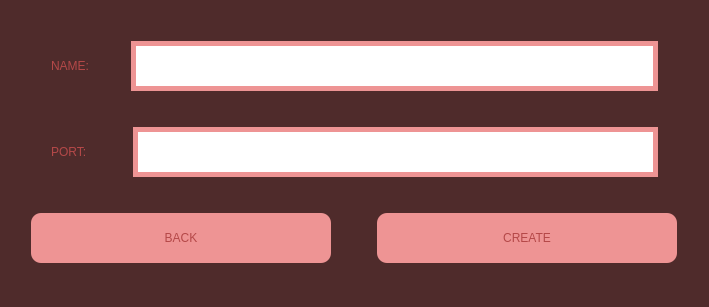
First picture: the form in MATFWars/create.ui, repository Divljo31/MATFWars, before the edit.
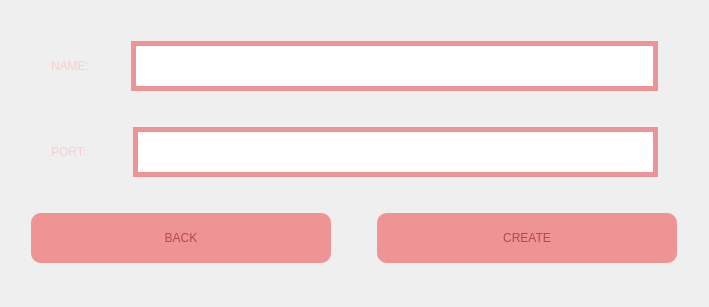
Second picture: the form after the edit. Icons and pictures are not drawn.

Patch:
```diff
--- a/MATFWars/create.ui
+++ b/MATFWars/create.ui
@@ -27,7 +27,7 @@
   </property>
   <property name="styleSheet">
    <string notr="true">#Create{
-background-color: rgb(79, 43, 43);
+	border-image: url(:/background/background2.jpg);
 }</string>
   </property>
   <layout class="QVBoxLayout" name="verticalLayout">
@@ -53,7 +53,7 @@
       <widget class="QLabel" name="name_label">
        <property name="styleSheet">
         <string notr="true">font: 600 20pt &quot;URW Bookman&quot;;
-color: rgb(180, 72, 72);
+color: rgb(246, 206, 206);
 
 </string>
        </property>
@@ -131,7 +131,7 @@
      <item>
       <widget class="QLabel" name="port_label">
        <property name="styleSheet">
-        <string notr="true">color: rgb(180, 72, 72);
+        <string notr="true">color: rgb(246, 206, 206);
 font: 600 20pt &quot;URW Bookman&quot;;
 
 
```
